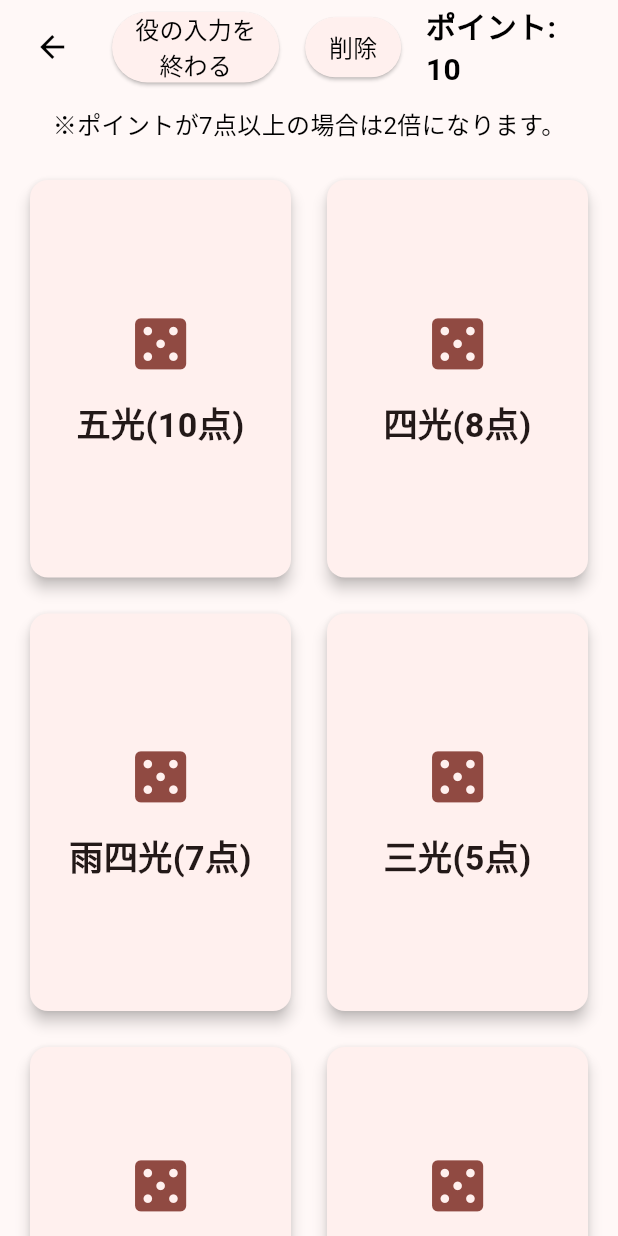
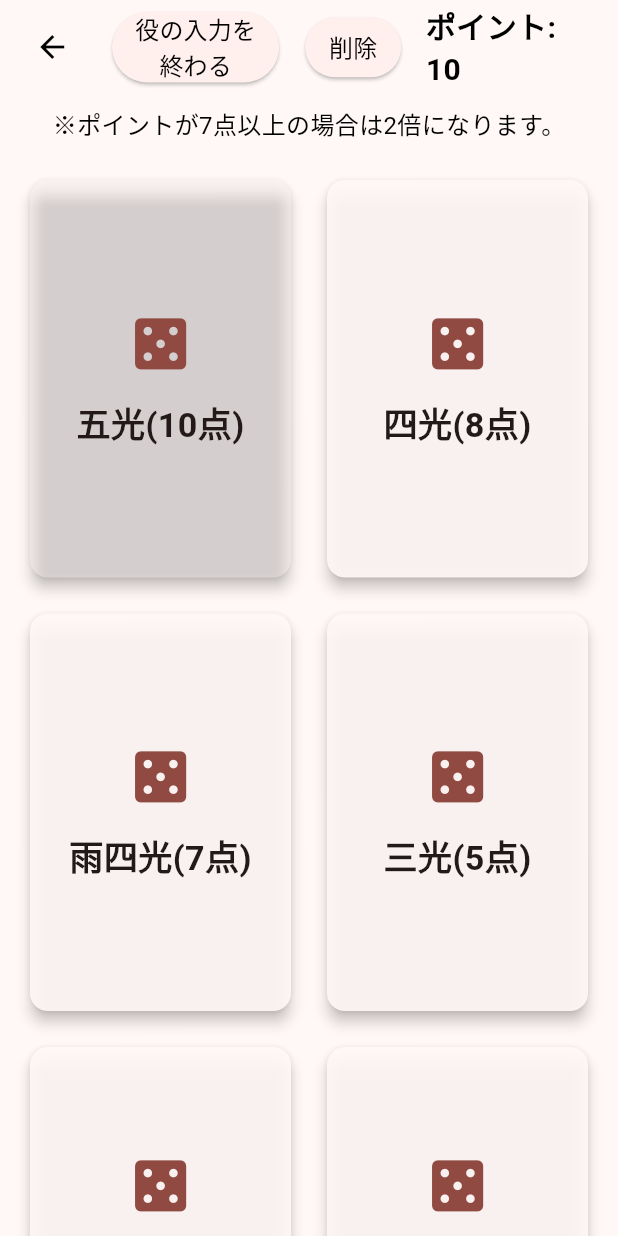
Before and after one commit to rikut0904/HanaScore, a Flutter app: the RuleSelectPage screen opened directly with empty values, after a tap on "五光(10点)", on a phone screen of 412 x 824 dp. Run offline on Flutter 3.47's test engine with Material 3 defaults, Android fonts, the phone set to English and light mode, and no system bars; our stand-ins replace firebase_core, flutter_riverpod, qr_flutter; accounts and stored records are empty.

Commit message:
fix/役を押したら色を変更

```diff
--- a/lib/UI/koikoi/ruleSelectPage.dart
+++ b/lib/UI/koikoi/ruleSelectPage.dart
@@ -179,8 +179,12 @@ class _RuleSelectPageState extends ConsumerState<RuleSelectPage> {
     double cardWidth,
     double cardHeight,
   ) {
+    final ruleList = ref.watch(ruleProvider);
     return Card(
       elevation: 4,
+      color: ruleList.containsKey(rule)
+          ? Theme.of(context).colorScheme.surface.withAlpha(100)
+          : Theme.of(context).colorScheme.surface.withAlpha(230),
       child: InkWell(
         onTap: () {
           KoiKoi.condition(ref, context, rule);
```
